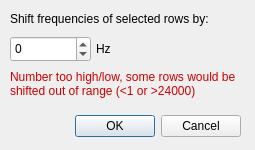
timschneeb/DDCToolbox, file shiftfreq.ui: the form before one commit.
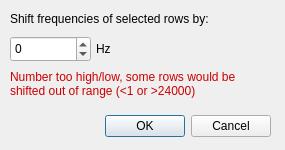
The form after the commit.

```diff
--- a/shiftfreq.ui
+++ b/shiftfreq.ui
@@ -6,7 +6,7 @@
    <rect>
     <x>0</x>
     <y>0</y>
-    <width>255</width>
+    <width>285</width>
     <height>150</height>
    </rect>
   </property>
@@ -18,7 +18,7 @@
   </property>
   <property name="maximumSize">
    <size>
-    <width>255</width>
+    <width>2550</width>
     <height>150</height>
    </size>
   </property>
@@ -28,7 +28,7 @@
   <widget class="QDialogButtonBox" name="buttonBox">
    <property name="geometry">
     <rect>
-     <x>30</x>
+     <x>60</x>
      <y>110</y>
      <width>211</width>
      <height>32</height>
@@ -88,7 +88,7 @@
     <rect>
      <x>10</x>
      <y>70</y>
-     <width>231</width>
+     <width>261</width>
      <height>41</height>
     </rect>
    </property>
```
